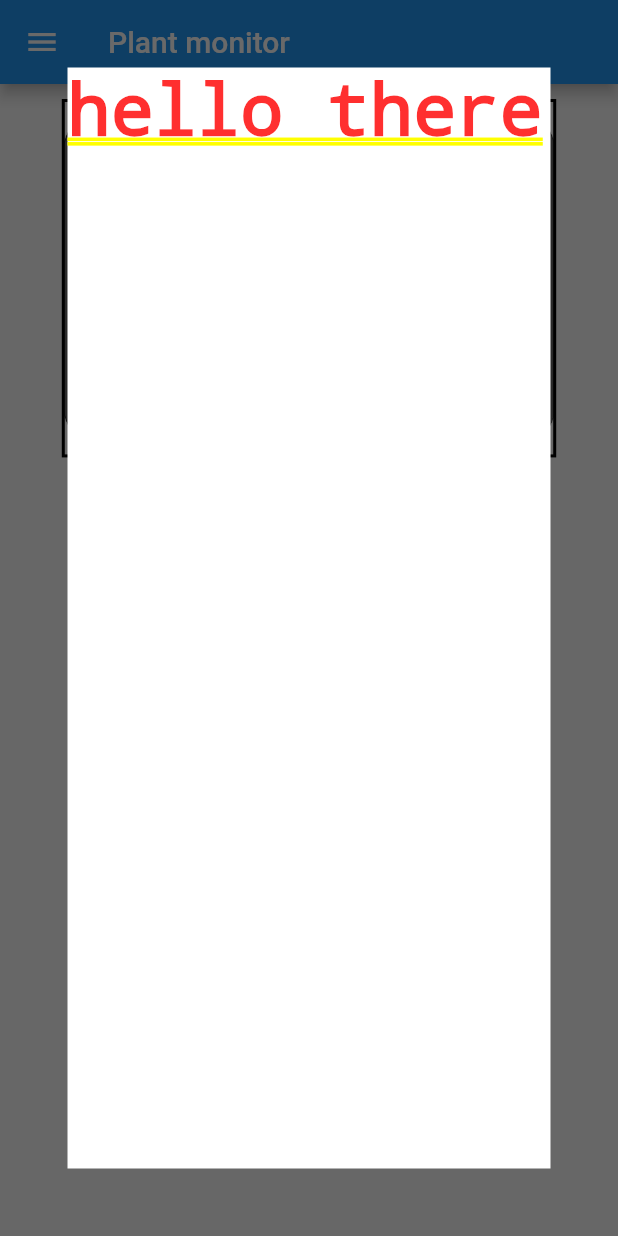
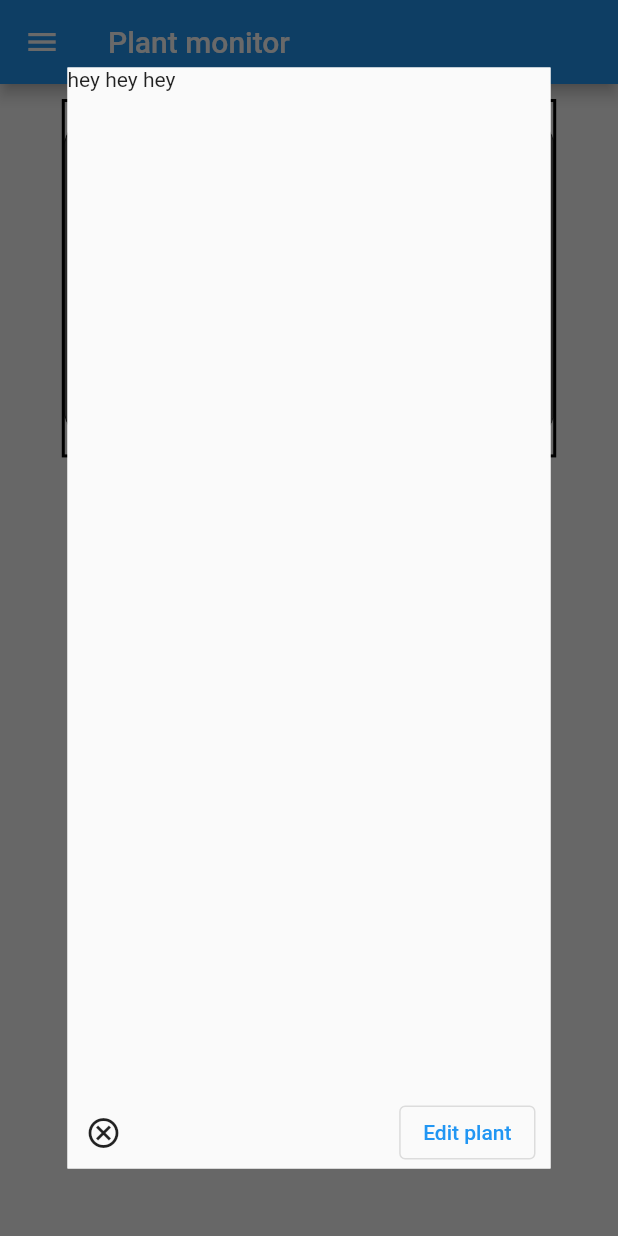
Before and after one commit to MoniGrow/hydro_app, a Flutter app: the Monitor screen opened by its route, after a tap on the "circle" icon, on a phone screen of 412 x 824 dp. Run offline on Flutter 3.47's test engine with Material 2 defaults, Android fonts, the phone set to English and light mode, and no system bars.

Commit message:
Position buttons on system cell popup

```diff
--- a/lib/main.dart
+++ b/lib/main.dart
@@ -1,4 +1,5 @@
 import 'package:flutter/material.dart';
+import 'package:hydro_app/plant_monitor/plant_editor.dart';
 
 import 'package:hydro_app/utils.dart';
 import 'package:hydro_app/plant_monitor/monitor.dart';
@@ -15,6 +16,7 @@ class HydroApp extends StatelessWidget {
       routes: {
         ScreenPaths.home: (_) => TitlePage(),
         ScreenPaths.monitor: (_) => Monitor(),
+        ScreenPaths.plantEdit: (_) => PlantEditor(),
       },
       theme: ThemeData(
         primarySwatch: Colors.blue,
--- a/lib/plant_monitor/cell_popup.dart
+++ b/lib/plant_monitor/cell_popup.dart
@@ -1,4 +1,6 @@
 import 'package:flutter/material.dart';
+
+import 'package:hydro_app/utils.dart';
 
 class CellPopupRoute extends PopupRoute {
   @override
@@ -23,12 +25,46 @@ class CellPopupRoute extends PopupRoute {
 class CellPopup extends StatelessWidget {
   @override
   Widget build(BuildContext context) {
+    Widget buttonRow = Row(
+      children: [
+        IconButton(
+          icon: Icon(Icons.cancel_outlined),
+          onPressed: () => Navigator.pop(context),
+        ),
+        Spacer(),
+        Container(
+          margin: EdgeInsets.only(right: 10),
+          child: OutlinedButton(
+            child: Text("Edit plant"),
+            onPressed: () =>
+                Navigator.pushNamed(context, ScreenPaths.plantEdit),
+          ),
+        ),
+      ],
+    );
+    Widget popupBody = Container(
+      // constraints: BoxConstraints.expand(),
+      child: Column(
+        children: [
+          Row(
+            children: [
+              Text("hey hey hey"),
+            ],
+          ),
+          Spacer(),
+          buttonRow,
+        ],
+      ),
+    );
+
     return SafeArea(
       child: Container(
         constraints: BoxConstraints.expand(),
         margin: EdgeInsets.all(45),
         color: Colors.white,
-        child: Text("hello there"),
+        child: Scaffold(
+          body: popupBody,
+        ),
       ),
     );
   }
--- a/lib/plant_monitor/hydro_overview.dart
+++ b/lib/plant_monitor/hydro_overview.dart
@@ -80,7 +80,7 @@ class SystemLayout {
   List<Widget> generateButtons(double scale) {
     // this should not be needed, but it is
     int buttonOffset = 4;
-    List<Positioned> buttons = [];
+    List<Widget> buttons = [];
     for (int i = 0; i < positions.length; i++) {
       List<double> pos = positions[i];
       buttons.add(
--- a/lib/plant_monitor/monitor.dart
+++ b/lib/plant_monitor/monitor.dart
@@ -15,8 +15,6 @@ class _MonitorState extends State<Monitor> {
 
   @override
   Widget build(BuildContext context) {
-    double width = MediaQuery.of(context).size.width;
-    double height = MediaQuery.of(context).size.height;
     return Scaffold(
       appBar: AppBar(
         title: Text("Plant monitor"),
--- a/lib/utils.dart
+++ b/lib/utils.dart
@@ -28,5 +28,6 @@ class Utils {
 class ScreenPaths {
   static const String home = "/";
   static const String monitor = "/monitor";
+  static const String plantEdit = monitor + "/edit";
   static const String pet = "/pet";
 }
```
Also changed, not shown: lib/plant_monitor/plant_editor.dart (added, +26 -0 lines).
